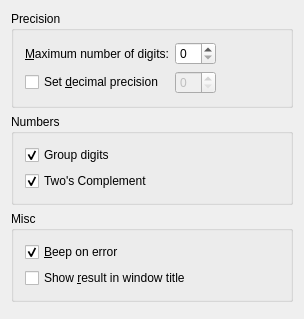
This is general.ui in KDE/kcalc as Qt 5 draws it before an edit. The edited form follows.
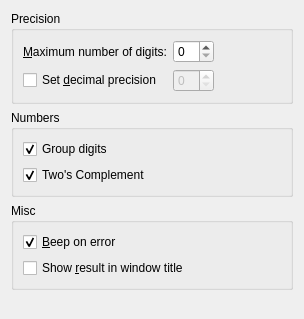
This is the edited form.

Commit message:
SVN_SILENT Cleanup .ui files
This removes (as discussed on k-c-d)
* obsolete <pixmapfunction>
* deprecated <layoutdefault>
* empty <author>, <comment>, <exportmacro>

```diff
--- a/general.ui
+++ b/general.ui
@@ -170,7 +170,6 @@
    </item>
   </layout>
  </widget>
- <layoutdefault spacing="6" margin="11" />
   <tabstops>
   <tabstop>kcfg_Precision</tabstop>
   <tabstop>kcfg_Fixed</tabstop>
```
The commit also changes 2 other files.
